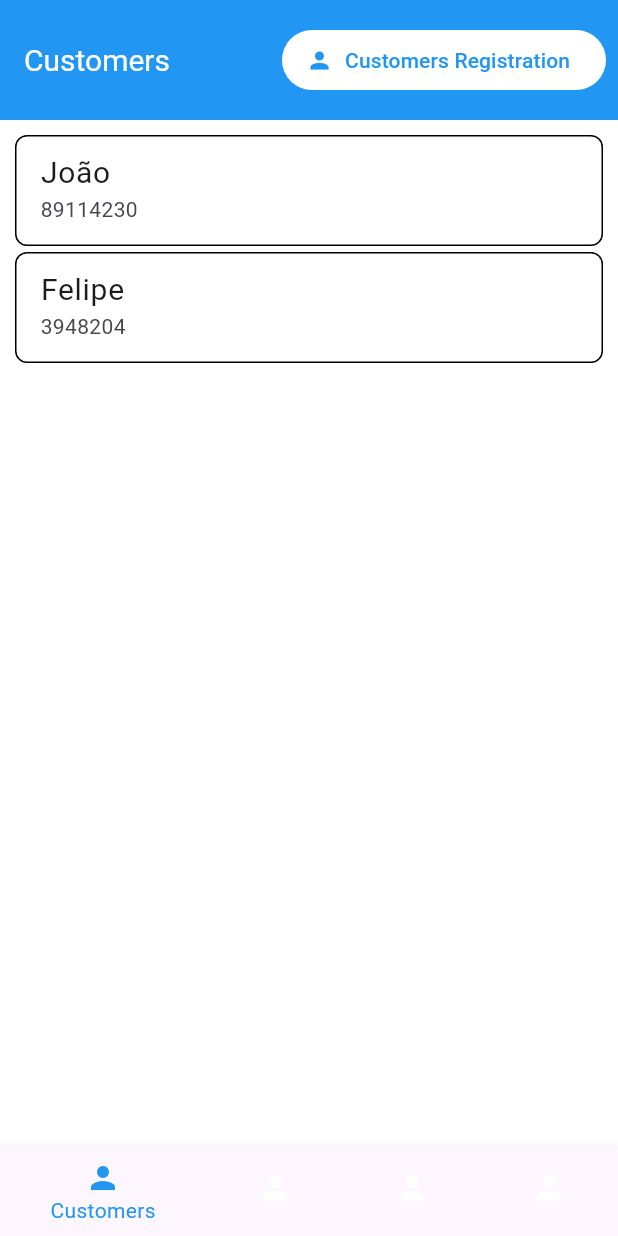
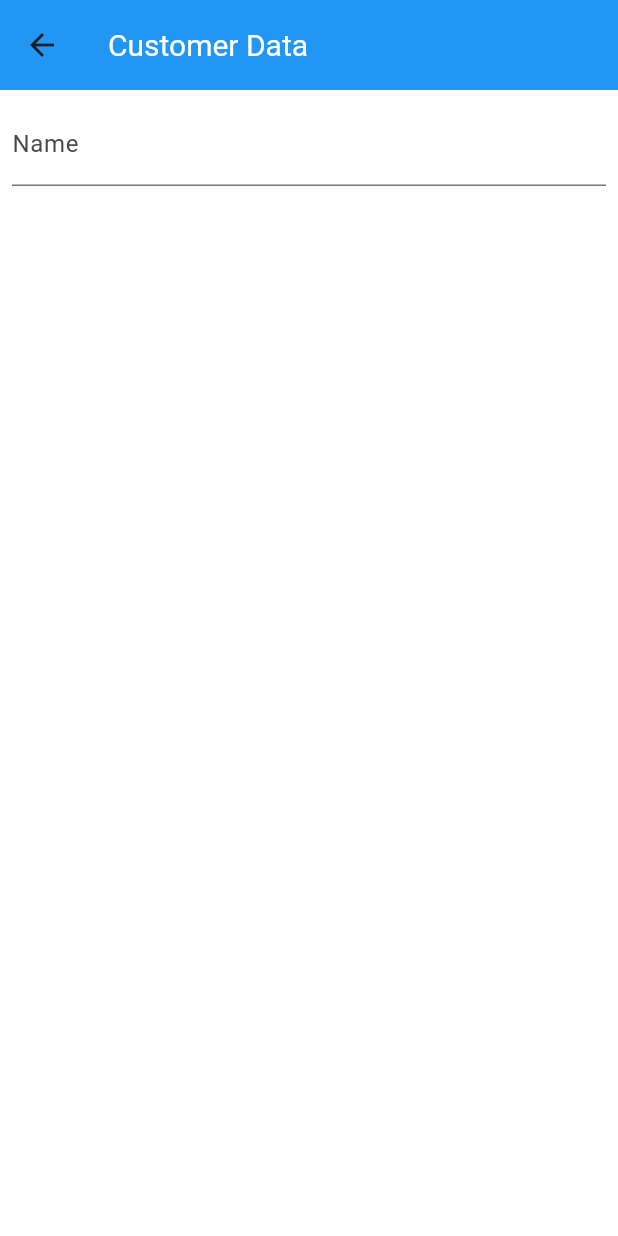
Before and after one commit to JoaoReinert/App_aluguel_de_veiculos, a Flutter app: the screen it shows after launch, after a tap on "João", on a phone screen of 412 x 824 dp. Run offline on Flutter 3.47's test engine with Material 3 defaults, Android fonts, the phone set to English and light mode, and no system bars.

Commit message:
criando a pasta utils

```diff
--- a/lib/pages/CustomerDataPage/customerDataPage.dart
+++ b/lib/pages/CustomerDataPage/customerDataPage.dart
@@ -1,10 +1,20 @@
 import 'package:flutter/material.dart';
+
+import 'utils/customerDataForm.dart';
 
 class CustomerDataPage extends StatelessWidget {
   const CustomerDataPage({super.key});
 
   @override
   Widget build(BuildContext context) {
-    return Scaffold(appBar: AppBar(title: Text('Customer Data'),),);
+    return Scaffold(
+        appBar: AppBar(
+          toolbarHeight: 60,
+          title: const Text('Customer Data'),
+        ),
+        body: Padding(
+          padding: EdgeInsets.all(8),
+          child: CustomerDataForm(),
+        ));
   }
 }
--- /dev/null
+++ b/lib/pages/CustomerDataPage/utils/customerDataForm.dart
@@ -0,0 +1,30 @@
+import 'package:flutter/material.dart';
+
+import '../../../theme.dart';
+
+class CustomerDataForm extends StatefulWidget {
+  const CustomerDataForm({super.key});
+
+  @override
+  State<CustomerDataForm> createState() => _CustomerDataFormState();
+}
+
+class _CustomerDataFormState extends State<CustomerDataForm> {
+  final _customerDataForm = GlobalKey<FormState>();
+
+  @override
+  Widget build(BuildContext context) {
+    return Form(
+      key: _customerDataForm,
+      child: Column(
+          children: [
+            TextFormField(
+              decoration: InputDecoration(
+                label: Text('Name')
+              ),
+            ),
+          ],
+      ),
+    );
+  }
+}
--- a/lib/pages/CustomerRegistrationPage/customerRegistrationPage.dart
+++ b/lib/pages/CustomerRegistrationPage/customerRegistrationPage.dart
@@ -125,17 +125,23 @@ class CustomerRegistrationPage extends StatelessWidget {
                   final customer = listaNaMao[index];
                   return Padding(
                     padding: const EdgeInsets.all(2),
+                    child: Card(
+                      elevation: 10,
+                      shadowColor: Colors.black,
                       child: ListTile(
                         shape: RoundedRectangleBorder(
-                        side: const BorderSide(color: Colors.black),
+                          side: const BorderSide(color: Colors.black, width: 1),
                           borderRadius: BorderRadius.circular(8),
                         ),
                         title: Text(
                           customer.name,
                           style: const TextStyle(fontSize: 20),
                         ),
-                      subtitle: Text(customer.cnpj),
-                      onTap: () {},
+                        subtitle: Text('CNPJ: ${customer.cnpj}'),
+                        onTap: () {
+                          Navigator.pushNamed(context, '/customerDataPage');
+                        },
+                      ),
                     ),
                   );
                 },
--- a/lib/pages/CustomerRegistrationPage/utils/customerForm.dart
+++ b/lib/pages/CustomerRegistrationPage/utils/customerForm.dart
@@ -12,7 +12,7 @@ class CustomerForm extends StatefulWidget {
 }
 
 class _CustomerFormState extends State<CustomerForm> {
-  final _formKey = GlobalKey<FormState>();
+  final _customerForm = GlobalKey<FormState>();
 
   @override
   Widget build(BuildContext context) {
@@ -21,7 +21,7 @@ class _CustomerFormState extends State<CustomerForm> {
           child: Consumer<FunctionsCustomer>(
             builder: (_,state,__) {
               return Form(
-                key: _formKey,
+                key: _customerForm,
                 child: Column(
                   children: [
                     TextFormField(
--- a/lib/pages/HomePage/homePage.dart
+++ b/lib/pages/HomePage/homePage.dart
@@ -40,18 +40,30 @@ class _HomePageState extends State<HomePage> {
           RentsPage(),
         ],
       ),
-      bottomNavigationBar: BottomNavigationBar(
+      bottomNavigationBar: Theme(
+        data: ThemeData(
+          canvasColor: Colors.grey,
+          primaryColor: Colors.yellow,
+
+        ),
+        child: BottomNavigationBar(
+          backgroundColor: Colors.green,
           currentIndex: currentPage,
           items: const [
-          BottomNavigationBarItem(icon: Icon(Icons.person), label: 'Customers'),
-          BottomNavigationBarItem(icon: Icon(Icons.person), label: 'Managers'),
-          BottomNavigationBarItem(icon: Icon(Icons.person), label: 'Vehicles'),
+            BottomNavigationBarItem(
+                icon: Icon(Icons.person), label: 'Customers'),
+            BottomNavigationBarItem(
+                icon: Icon(Icons.person), label: 'Managers'),
+            BottomNavigationBarItem(
+                icon: Icon(Icons.person), label: 'Vehicles'),
             BottomNavigationBarItem(icon: Icon(Icons.person), label: 'Rents'),
           ],
           onTap: (page) {
             pc.animateToPage(page,
-              duration: const Duration(milliseconds: 300), curve: Curves.ease);
+                duration: const Duration(milliseconds: 300),
+                curve: Curves.ease);
           },
+        ),
       ),
     );
   }
--- a/lib/theme.dart
+++ b/lib/theme.dart
@@ -4,7 +4,7 @@ final theme = ThemeData(
   scaffoldBackgroundColor: Colors.white,
   textTheme: Typography.whiteCupertino,
   appBarTheme: const AppBarTheme(
-    toolbarHeight: 80,
+    toolbarHeight: 75,
     backgroundColor: Colors.blue,
     titleTextStyle: TextStyle(
       fontSize: 20,
@@ -12,7 +12,7 @@ final theme = ThemeData(
     ),
   ),
   bottomNavigationBarTheme: const BottomNavigationBarThemeData(
-    backgroundColor: Colors.grey,
+    backgroundColor: Colors.red,
     selectedItemColor: Colors.blue,
     unselectedItemColor: Colors.white,
     selectedIconTheme: IconThemeData(color: Colors.blue),
@@ -33,8 +33,7 @@ InputDecoration decorationForm(String label) {
       ),
     ),
     focusedBorder: const OutlineInputBorder(
-      borderSide:
-          BorderSide(color: Colors.blue, width: 2),
+      borderSide: BorderSide(color: Colors.blue, width: 2),
       borderRadius: BorderRadius.all(
         Radius.circular(8),
       ),
```
Also changed, not shown: lib/main.dart (line endings or trailing spaces), pubspec.lock, 1 other file. Lines whose indentation alone changed are shown as unchanged.
